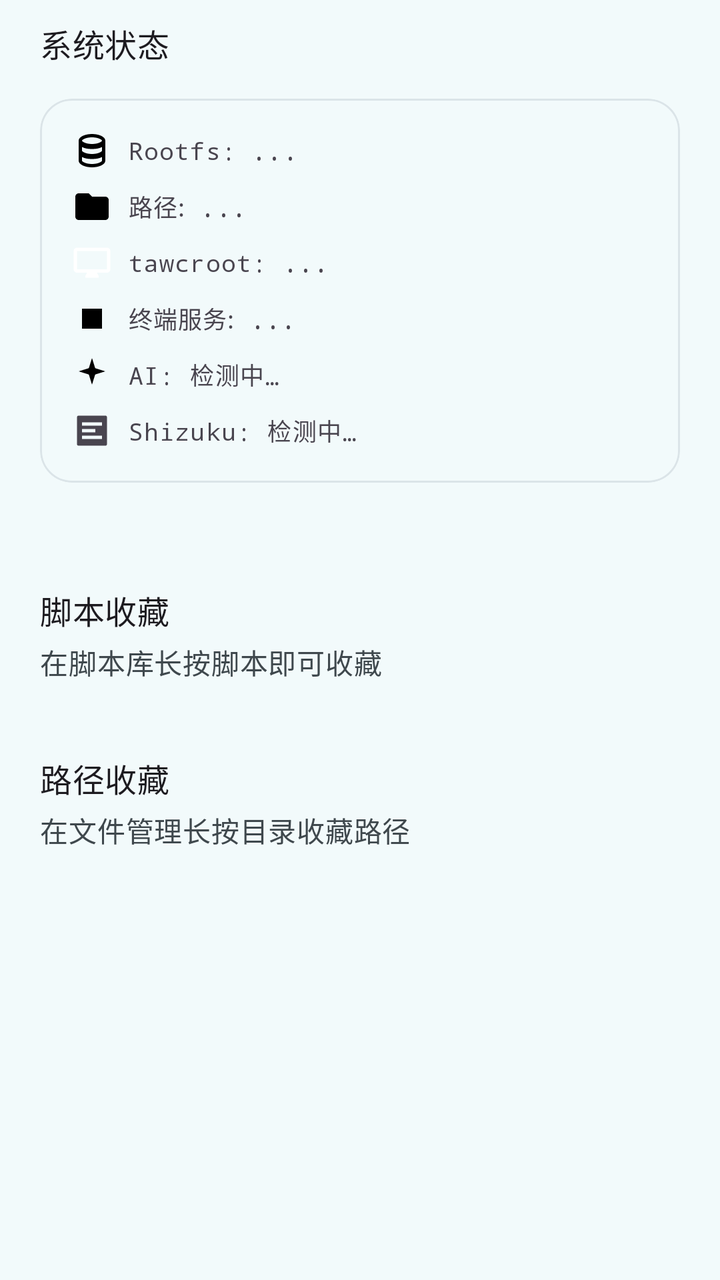
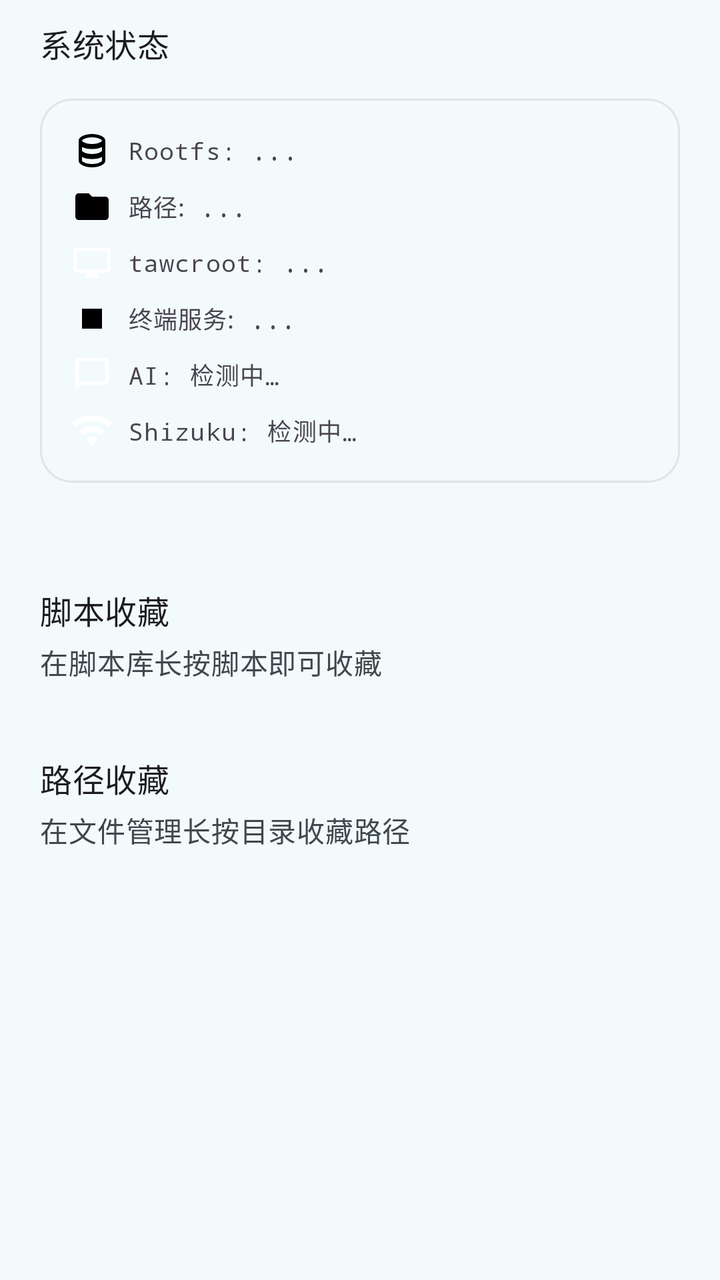

The first picture is an Android layout as it rendered before a commit; the second is the same layout after the commit. The layout source and the unified diff follow.
<!-- AndroidManifest.xml: application theme Theme.CodeTool -->
<!-- res/layout/fragment_home.xml -->
<?xml version="1.0" encoding="utf-8"?>
<ScrollView xmlns:android="http://schemas.android.com/apk/res/android"
    xmlns:app="http://schemas.android.com/apk/res-auto"
    android:layout_width="match_parent"
    android:layout_height="match_parent"
    android:background="?android:attr/colorBackground"
    android:scrollbars="none"
    android:paddingHorizontal="20dp"
    android:paddingTop="10dp"
    android:paddingBottom="20dp">

    <LinearLayout
        android:layout_width="match_parent"
        android:layout_height="wrap_content"
        android:orientation="vertical">

        <com.google.android.material.textview.MaterialTextView
            android:layout_width="wrap_content"
            android:layout_height="wrap_content"
            android:text="系统状态"
            android:textAppearance="?attr/textAppearanceTitleMedium"
            android:layout_marginBottom="16dp" />

        <com.google.android.material.card.MaterialCardView
            android:layout_width="match_parent"
            android:layout_height="wrap_content"
            app:cardCornerRadius="16dp"
            app:cardElevation="0dp"
            app:strokeWidth="1dp"
            app:strokeColor="?attr/colorSurfaceVariant"
            android:layout_marginBottom="20dp">

            <LinearLayout
                android:layout_width="match_parent"
                android:layout_height="wrap_content"
                android:orientation="vertical"
                android:padding="16dp">

                
                <LinearLayout
                    android:layout_width="match_parent"
                    android:layout_height="wrap_content"
                    android:orientation="horizontal"
                    android:gravity="center_vertical"
                    android:baselineAligned="false">

                    <ImageView
                        android:id="@+id/rootfsIcon"
                        android:layout_width="20dp"
                        android:layout_height="20dp"
                        android:scaleType="fitCenter"
                        android:src="@drawable/ic_storage"
                        android:contentDescription="@null" />

                    <com.google.android.material.textview.MaterialTextView
                        android:id="@+id/rootfsText"
                        android:layout_width="0dp"
                        android:layout_height="wrap_content"
                        android:layout_weight="1"
                        android:layout_marginStart="8dp"
                        android:fontFamily="monospace"
                        android:textAppearance="?attr/textAppearanceBodySmall"
                        android:text="Rootfs: ..." />
                </LinearLayout>

                <LinearLayout
                    android:layout_width="match_parent"
                    android:layout_height="wrap_content"
                    android:layout_marginTop="8dp"
                    android:orientation="horizontal"
                    android:gravity="center_vertical"
                    android:baselineAligned="false">

                    <ImageView
                        android:id="@+id/pathIcon"
                        android:layout_width="20dp"
                        android:layout_height="20dp"
                        android:scaleType="fitCenter"
                        android:src="@drawable/ic_folder"
                        android:contentDescription="@null" />

                    <com.google.android.material.textview.MaterialTextView
                        android:id="@+id/pathText"
                        android:layout_width="0dp"
                        android:layout_height="wrap_content"
                        android:layout_weight="1"
                        android:layout_marginStart="8dp"
                        android:fontFamily="monospace"
                        android:textAppearance="?attr/textAppearanceBodySmall"
                        android:text="路径: ..." />
                </LinearLayout>

                <LinearLayout
                    android:layout_width="match_parent"
                    android:layout_height="wrap_content"
                    android:layout_marginTop="8dp"
                    android:orientation="horizontal"
                    android:gravity="center_vertical"
                    android:baselineAligned="false">

                    <ImageView
                        android:id="@+id/tawcrootIcon"
                        android:layout_width="20dp"
                        android:layout_height="20dp"
                        android:scaleType="fitCenter"
                        android:src="@drawable/ic_monitor"
                        android:contentDescription="@null" />

                    <com.google.android.material.textview.MaterialTextView
                        android:id="@+id/tawcrootText"
                        android:layout_width="0dp"
                        android:layout_height="wrap_content"
                        android:layout_weight="1"
                        android:layout_marginStart="8dp"
                        android:fontFamily="monospace"
                        android:textAppearance="?attr/textAppearanceBodySmall"
                        android:text="tawcroot: ..." />
                </LinearLayout>

                <LinearLayout
                    android:layout_width="match_parent"
                    android:layout_height="wrap_content"
                    android:layout_marginTop="8dp"
                    android:orientation="horizontal"
                    android:gravity="center_vertical"
                    android:baselineAligned="false">

                    <ImageView
                        android:id="@+id/serviceIcon"
                        android:layout_width="20dp"
                        android:layout_height="20dp"
                        android:scaleType="fitCenter"
                        android:src="@drawable/ic_stop"
                        android:contentDescription="@null" />

                    <com.google.android.material.textview.MaterialTextView
                        android:id="@+id/serviceText"
                        android:layout_width="0dp"
                        android:layout_height="wrap_content"
                        android:layout_weight="1"
                        android:layout_marginStart="8dp"
                        android:fontFamily="monospace"
                        android:textAppearance="?attr/textAppearanceBodySmall"
                        android:text="终端服务: ..." />
                </LinearLayout>

                
                <LinearLayout
                    android:layout_width="match_parent"
                    android:layout_height="wrap_content"
                    android:layout_marginTop="8dp"
                    android:orientation="horizontal"
                    android:gravity="center_vertical"
                    android:baselineAligned="false">

                    <ImageView
                        android:id="@+id/aiStatusIcon"
                        android:layout_width="20dp"
                        android:layout_height="20dp"
                        android:scaleType="fitCenter"
                        android:src="@drawable/ic_ai"
                        android:contentDescription="@null" />

                    <com.google.android.material.textview.MaterialTextView
                        android:id="@+id/aiStatusText"
                        android:layout_width="0dp"
                        android:layout_height="wrap_content"
                        android:layout_weight="1"
                        android:layout_marginStart="8dp"
                        android:fontFamily="monospace"
                        android:textAppearance="?attr/textAppearanceBodySmall"
                        android:text="AI: 检测中…" />
                </LinearLayout>

                
                <LinearLayout
                    android:id="@+id/shizukuRow"
                    android:layout_width="match_parent"
                    android:layout_height="wrap_content"
                    android:layout_marginTop="8dp"
                    android:orientation="horizontal"
                    android:gravity="center_vertical"
                    android:baselineAligned="false"
                    android:clickable="true"
                    android:focusable="true"
                    android:background="?attr/selectableItemBackground">

                    <ImageView
                        android:id="@+id/shizukuIcon"
                        android:layout_width="20dp"
                        android:layout_height="20dp"
                        android:scaleType="fitCenter"
                        android:src="@drawable/ic_terminal"
                        android:contentDescription="@null" />

                    <com.google.android.material.textview.MaterialTextView
                        android:id="@+id/shizukuText"
                        android:layout_width="0dp"
                        android:layout_height="wrap_content"
                        android:layout_weight="1"
                        android:layout_marginStart="8dp"
                        android:fontFamily="monospace"
                        android:textAppearance="?attr/textAppearanceBodySmall"
                        android:text="Shizuku: 检测中…" />
                </LinearLayout>

                <com.google.android.material.progressindicator.LinearProgressIndicator
                    android:id="@+id/progressBar"
                    android:layout_width="match_parent"
                    android:layout_height="wrap_content"
                    android:layout_marginTop="12dp"
                    android:visibility="gone"
                    app:indicatorColor="?attr/colorPrimary"
                    app:trackColor="?attr/colorSurfaceVariant"
                    app:trackCornerRadius="4dp"
                    app:trackThickness="6dp" />

            </LinearLayout>
        </com.google.android.material.card.MaterialCardView>

        
        <com.google.android.material.textview.MaterialTextView
            android:id="@+id/scriptFavTitle"
            android:layout_width="wrap_content"
            android:layout_height="wrap_content"
            android:layout_marginTop="32dp"
            android:text="脚本收藏"
            android:textAppearance="?attr/textAppearanceTitleMedium" />

        <com.google.android.material.textview.MaterialTextView
            android:id="@+id/scriptFavEmpty"
            android:layout_width="wrap_content"
            android:layout_height="wrap_content"
            android:layout_marginTop="4dp"
            android:textAppearance="?attr/textAppearanceBodyMedium"
            android:textColor="?attr/colorOnSurfaceVariant"
            android:text="在脚本库长按脚本即可收藏" />

        <LinearLayout
            android:id="@+id/scriptFavList"
            android:layout_width="match_parent"
            android:layout_height="wrap_content"
            android:layout_marginTop="8dp"
            android:orientation="vertical" />

        
        <com.google.android.material.textview.MaterialTextView
            android:id="@+id/pathFavTitle"
            android:layout_width="wrap_content"
            android:layout_height="wrap_content"
            android:layout_marginTop="28dp"
            android:text="路径收藏"
            android:textAppearance="?attr/textAppearanceTitleMedium" />

        <com.google.android.material.textview.MaterialTextView
            android:id="@+id/pathFavEmpty"
            android:layout_width="wrap_content"
            android:layout_height="wrap_content"
            android:layout_marginTop="4dp"
            android:textAppearance="?attr/textAppearanceBodyMedium"
            android:textColor="?attr/colorOnSurfaceVariant"
            android:text="在文件管理长按目录收藏路径" />

        <LinearLayout
            android:id="@+id/pathFavList"
            android:layout_width="match_parent"
            android:layout_height="wrap_content"
            android:layout_marginTop="8dp"
            android:orientation="vertical" />

    </LinearLayout>
</ScrollView>
<!-- resources referenced by this layout -->
<resources>
  <!-- drawable ic_ai (drawable) -->
  <vector xmlns:android="http://schemas.android.com/apk/res/android"
      android:width="20dp"
      android:height="20dp"
      android:viewportWidth="24"
      android:viewportHeight="24">
      <path
          android:fillColor="#FF000000"
          android:pathData="M12,2l1.9,6.1L20,10l-6.1,1.9L12,18l-1.9,-6.1L4,10l6.1,-1.9L12,2z" />
  </vector>
  <!-- drawable ic_folder (drawable) -->
  <vector xmlns:android="http://schemas.android.com/apk/res/android" android:width="20dp" android:height="20dp" android:viewportWidth="24" android:viewportHeight="24">
    <path android:fillColor="#FF000000" android:pathData="M10,4H4c-1.1,0 -1.99,0.9 -1.99,2L2,18c0,1.1 0.9,2 2,2h16c1.1,0 2,-0.9 2,-2V8c0,-1.1 -0.9,-2 -2,-2h-8l-2,-2z"/>
  </vector>
  <!-- drawable ic_monitor (drawable) -->
  <vector xmlns:android="http://schemas.android.com/apk/res/android"
      android:width="24dp" android:height="24dp"
      android:viewportWidth="24" android:viewportHeight="24">
      <path android:fillColor="@android:color/white"
          android:pathData="M21,3H3C1.9,3 1,3.9 1,5v11c0,1.1 0.9,2 2,2h6l-1,2v1h8v-1l-1,-2h6c1.1,0 2,-0.9 2,-2V5C23,3.9 22.1,3 21,3zM21,16H3V5h18V16z"/>
  </vector>
  <!-- drawable ic_stop (drawable) -->
  <vector xmlns:android="http://schemas.android.com/apk/res/android" android:width="20dp" android:height="20dp" android:viewportWidth="24" android:viewportHeight="24">
    <path android:fillColor="#FF000000" android:pathData="M6,6h12v12H6V6z"/>
  </vector>
  <!-- drawable ic_storage (drawable) -->
  <vector xmlns:android="http://schemas.android.com/apk/res/android"
      android:width="20dp"
      android:height="20dp"
      android:viewportWidth="24"
      android:viewportHeight="24">
      <path
          android:fillColor="#FF000000"
          android:pathData="M12,2C7.58,2 4,3.79 4,6v12c0,2.21 3.58,4 8,4s8,-1.79 8,-4V6c0,-2.21 -3.58,-4 -8,-4zM12,4c3.87,0 6,1.5 6,2s-2.13,2 -6,2S6,6.5 6,6 8.13,4 12,4zM18,18c0,0.5 -2.13,2 -6,2s-6,-1.5 -6,-2v-2.2c1.45,0.85 3.62,1.2 6,1.2s4.55,-0.35 6,-1.2V18zM18,12c0,0.5 -2.13,2 -6,2s-6,-1.5 -6,-2v-2.2c1.45,0.85 3.62,1.2 6,1.2s4.55,-0.35 6,-1.2V12z" />
  </vector>
  <!-- drawable ic_terminal (drawable) -->
  <vector xmlns:android="http://schemas.android.com/apk/res/android"
      android:width="24dp" android:height="24dp"
      android:viewportWidth="24" android:viewportHeight="24"
      android:tint="?attr/colorControlNormal">
      <path android:fillColor="@android:color/white"
          android:pathData="M4,3h16a1,1 0 0 1 1,1v16a1,1 0 0 1 -1,1H4a1,1 0 0 1 -1,-1V4a1,1 0 0 1 1,-1zm2,4v2h12V7H6zm0,4v2h8v-2H6zm0,4v2h12v-2H6z" />
  </vector>
  <color name="light_primary">#FF006A78</color>
  <color name="light_on_primary">#FFFFFFFF</color>
  <color name="light_primary_container">#FF9CEAFB</color>
  <color name="light_on_primary_container">#FF00202A</color>
  <color name="light_secondary">#FF4C636B</color>
  <color name="light_on_secondary">#FFFFFFFF</color>
  <color name="light_secondary_container">#FFCFE8F1</color>
  <color name="light_on_secondary_container">#FF071F25</color>
  <color name="light_surface">#FFF2FAFB</color>
  <color name="light_on_surface">#FF171D1F</color>
  <color name="light_surface_variant">#FFDBE4E8</color>
  <color name="light_on_surface_variant">#FF3F484D</color>
  <color name="light_surface_container">#FFE6EFF1</color>
  <color name="light_background">#FFF2FAFB</color>
  <color name="light_on_background">#FF171D1F</color>
  <color name="light_outline">#FF6F797D</color>
  <color name="error">#FFFFB4AB</color>
  <color name="error_container">#FF93000A</color>
  <color name="on_error_container">#FFFFDAD6</color>
  <!-- unchanged entries left out for length: 1 -->
</resources>

<!-- the commit's change to res/layout/fragment_home.xml (unified diff, before → after) -->
@@ -158,7 +158,7 @@
                         android:layout_width="20dp"
                         android:layout_height="20dp"
                         android:scaleType="fitCenter"
-                        android:src="@drawable/ic_ai"
+                        android:src="@drawable/ic_chat"
                         android:contentDescription="@null" />
 
                     <com.google.android.material.textview.MaterialTextView
@@ -190,7 +190,7 @@
                         android:layout_width="20dp"
                         android:layout_height="20dp"
                         android:scaleType="fitCenter"
-                        android:src="@drawable/ic_terminal"
+                        android:src="@drawable/ic_wireless"
                         android:contentDescription="@null" />
 
                     <com.google.android.material.textview.MaterialTextView
<!-- resource entries referenced after the edit -->
@@ -1,14 +1,11 @@
 <!-- resources referenced by this layout -->
 <resources>
-  <!-- drawable ic_ai (drawable) -->
+  <!-- drawable ic_chat (drawable) -->
   <vector xmlns:android="http://schemas.android.com/apk/res/android"
-      android:width="20dp"
-      android:height="20dp"
-      android:viewportWidth="24"
-      android:viewportHeight="24">
-      <path
-          android:fillColor="#FF000000"
-          android:pathData="M12,2l1.9,6.1L20,10l-6.1,1.9L12,18l-1.9,-6.1L4,10l6.1,-1.9L12,2z" />
+      android:width="24dp" android:height="24dp"
+      android:viewportWidth="24" android:viewportHeight="24">
+      <path android:fillColor="@android:color/white"
+          android:pathData="M20,2H4C2.9,2 2,2.9 2,4v18l4,-4h14c1.1,0 2,-0.9 2,-2V4c0,-1.1 -0.9,-2 -2,-2zM20,16H5.17L4,17.17V4h16V16z"/>
   </vector>
   <!-- drawable ic_folder (drawable) -->
   <vector xmlns:android="http://schemas.android.com/apk/res/android" android:width="20dp" android:height="20dp" android:viewportWidth="24" android:viewportHeight="24">
@@ -35,13 +32,12 @@
           android:fillColor="#FF000000"
           android:pathData="M12,2C7.58,2 4,3.79 4,6v12c0,2.21 3.58,4 8,4s8,-1.79 8,-4V6c0,-2.21 -3.58,-4 -8,-4zM12,4c3.87,0 6,1.5 6,2s-2.13,2 -6,2S6,6.5 6,6 8.13,4 12,4zM18,18c0,0.5 -2.13,2 -6,2s-6,-1.5 -6,-2v-2.2c1.45,0.85 3.62,1.2 6,1.2s4.55,-0.35 6,-1.2V18zM18,12c0,0.5 -2.13,2 -6,2s-6,-1.5 -6,-2v-2.2c1.45,0.85 3.62,1.2 6,1.2s4.55,-0.35 6,-1.2V12z" />
   </vector>
-  <!-- drawable ic_terminal (drawable) -->
+  <!-- drawable ic_wireless (drawable) -->
   <vector xmlns:android="http://schemas.android.com/apk/res/android"
       android:width="24dp" android:height="24dp"
-      android:viewportWidth="24" android:viewportHeight="24"
-      android:tint="?attr/colorControlNormal">
+      android:viewportWidth="24" android:viewportHeight="24">
       <path android:fillColor="@android:color/white"
-          android:pathData="M4,3h16a1,1 0 0 1 1,1v16a1,1 0 0 1 -1,1H4a1,1 0 0 1 -1,-1V4a1,1 0 0 1 1,-1zm2,4v2h12V7H6zm0,4v2h8v-2H6zm0,4v2h12v-2H6z" />
+          android:pathData="M12,21l3.5,-4.5c-0.9,-0.7 -2.1,-1.1 -3.5,-1.1s-2.6,0.4 -3.5,1.1L12,21zM12,3C7.5,3 3.4,4.6 0.2,7.2l2,2.5C4.9,7.6 8.3,6.3 12,6.3s7.1,1.3 9.8,3.4l2,-2.5C20.6,4.6 16.5,3 12,3zM12,9.5c-2.8,0 -5.4,1 -7.4,2.7l2,2.5c1.5,-1.2 3.4,-2 5.4,-2s3.9,0.8 5.4,2l2,-2.5c-2,-1.7 -4.6,-2.7 -7.4,-2.7z"/>
   </vector>
   <color name="light_primary">#FF006A78</color>
   <color name="light_on_primary">#FFFFFFFF</color>
